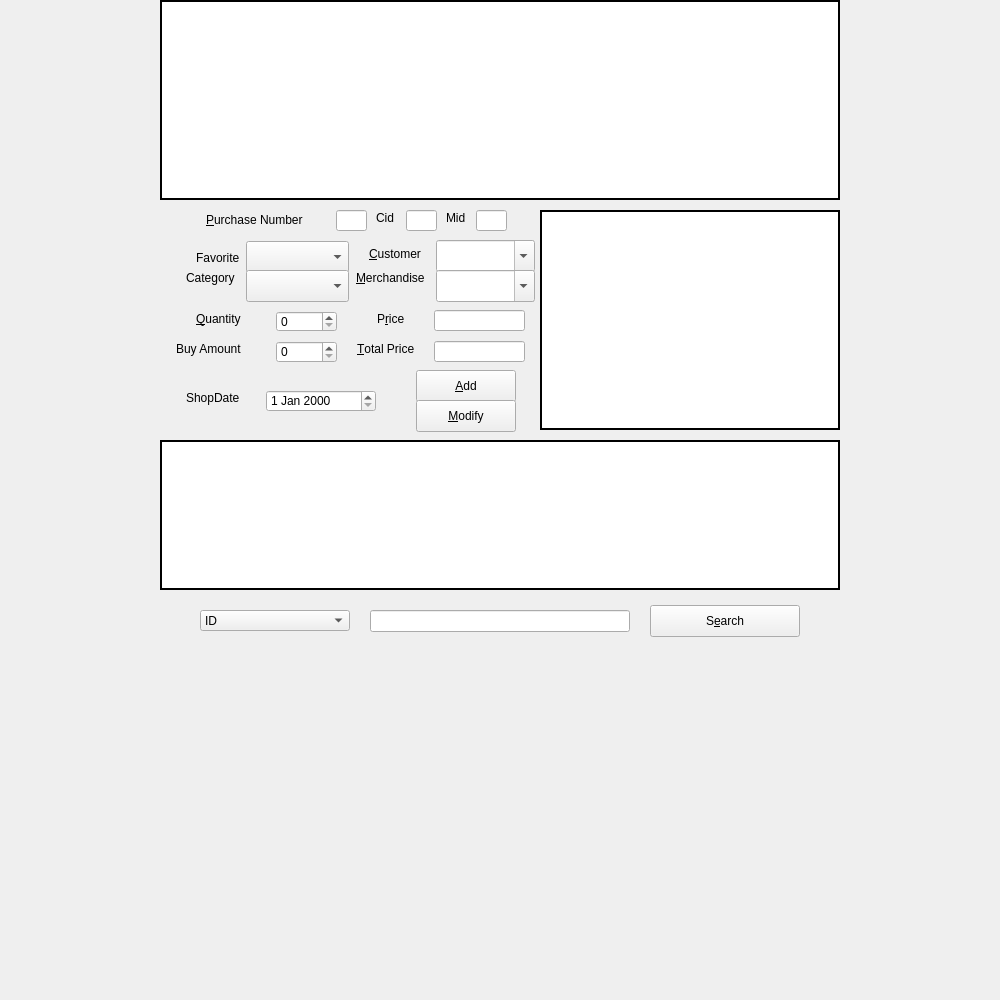
Qt form purchasemanage.ui (GlennPark/OliveHealthCare) before a commit.
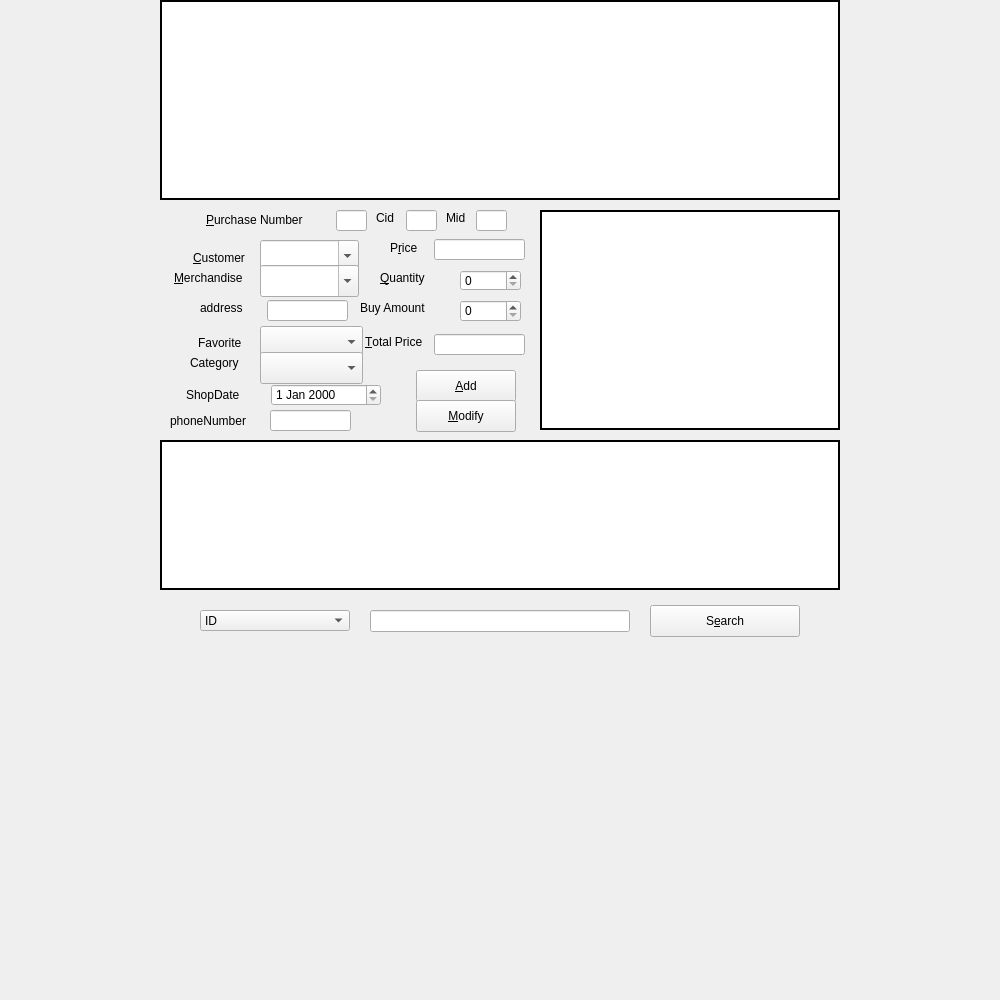
The same form after that commit. Icons and pictures are not drawn.

Diff of the .ui file:
```diff
--- a/purchasemanage.ui
+++ b/purchasemanage.ui
@@ -46,7 +46,7 @@
    <property name="geometry">
     <rect>
      <x>434</x>
-     <y>341</y>
+     <y>334</y>
      <width>91</width>
      <height>21</height>
     </rect>
@@ -55,8 +55,8 @@
   <widget class="QLabel" name="customerLabel">
    <property name="geometry">
     <rect>
-     <x>369</x>
-     <y>246</y>
+     <x>193</x>
+     <y>250</y>
      <width>61</width>
      <height>16</height>
     </rect>
@@ -84,8 +84,8 @@
   <widget class="QLabel" name="priceLabel">
    <property name="geometry">
     <rect>
-     <x>377</x>
-     <y>311</y>
+     <x>390</x>
+     <y>240</y>
      <width>41</width>
      <height>16</height>
     </rect>
@@ -100,8 +100,8 @@
   <widget class="QLabel" name="totalPriceLabel">
    <property name="geometry">
     <rect>
-     <x>357</x>
-     <y>341</y>
+     <x>365</x>
+     <y>334</y>
      <width>71</width>
      <height>16</height>
     </rect>
@@ -116,7 +116,7 @@
   <widget class="QComboBox" name="nameComboBox">
    <property name="geometry">
     <rect>
-     <x>436</x>
+     <x>260</x>
      <y>240</y>
      <width>99</width>
      <height>32</height>
@@ -129,8 +129,8 @@
   <widget class="QSpinBox" name="quantitySpinBox">
    <property name="geometry">
     <rect>
-     <x>276</x>
-     <y>311</y>
+     <x>460</x>
+     <y>270</y>
      <width>61</width>
      <height>21</height>
     </rect>
@@ -142,8 +142,8 @@
   <widget class="QLabel" name="quantityLabel">
    <property name="geometry">
     <rect>
-     <x>196</x>
-     <y>311</y>
+     <x>380</x>
+     <y>270</y>
      <width>61</width>
      <height>16</height>
     </rect>
@@ -174,8 +174,8 @@
   <widget class="QComboBox" name="mnameComboBox">
    <property name="geometry">
     <rect>
-     <x>436</x>
-     <y>270</y>
+     <x>260</x>
+     <y>265</y>
      <width>99</width>
      <height>32</height>
     </rect>
@@ -188,7 +188,7 @@
    <property name="geometry">
     <rect>
      <x>434</x>
-     <y>310</y>
+     <y>239</y>
      <width>91</width>
      <height>21</height>
     </rect>
@@ -210,7 +210,7 @@
   <widget class="QLabel" name="merchandiseLabel">
    <property name="geometry">
     <rect>
-     <x>356</x>
+     <x>174</x>
      <y>270</y>
      <width>81</width>
      <height>16</height>
@@ -309,8 +309,8 @@
   <widget class="QDateEdit" name="shopDateEdit">
    <property name="geometry">
     <rect>
-     <x>266</x>
-     <y>390</y>
+     <x>271</x>
+     <y>384</y>
      <width>110</width>
      <height>22</height>
     </rect>
@@ -320,7 +320,7 @@
    <property name="geometry">
     <rect>
      <x>186</x>
-     <y>390</y>
+     <y>387</y>
      <width>61</width>
      <height>16</height>
     </rect>
@@ -332,8 +332,8 @@
   <widget class="QLabel" name="buyAmountLineEdit">
    <property name="geometry">
     <rect>
-     <x>176</x>
-     <y>341</y>
+     <x>360</x>
+     <y>300</y>
      <width>81</width>
      <height>16</height>
     </rect>
@@ -345,8 +345,8 @@
   <widget class="QSpinBox" name="buyAmountSpinBox">
    <property name="geometry">
     <rect>
-     <x>276</x>
-     <y>341</y>
+     <x>460</x>
+     <y>300</y>
      <width>61</width>
      <height>22</height>
     </rect>
@@ -355,8 +355,8 @@
   <widget class="QComboBox" name="favoriteComboBox">
    <property name="geometry">
     <rect>
-     <x>246</x>
-     <y>241</y>
+     <x>260</x>
+     <y>326</y>
      <width>103</width>
      <height>32</height>
     </rect>
@@ -365,8 +365,8 @@
   <widget class="QComboBox" name="categoryComboBox">
    <property name="geometry">
     <rect>
-     <x>246</x>
-     <y>270</y>
+     <x>260</x>
+     <y>352</y>
      <width>103</width>
      <height>32</height>
     </rect>
@@ -375,8 +375,8 @@
   <widget class="QLabel" name="favoriteLabel">
    <property name="geometry">
     <rect>
-     <x>196</x>
-     <y>250</y>
+     <x>198</x>
+     <y>335</y>
      <width>58</width>
      <height>16</height>
     </rect>
@@ -388,8 +388,8 @@
   <widget class="QLabel" name="categoryLabel">
    <property name="geometry">
     <rect>
-     <x>186</x>
-     <y>270</y>
+     <x>190</x>
+     <y>355</y>
      <width>58</width>
      <height>16</height>
     </rect>
@@ -460,6 +460,52 @@
     <enum>QFrame::Plain</enum>
    </property>
   </widget>
+  <widget class="QLabel" name="phoneNumberLabel">
+   <property name="geometry">
+    <rect>
+     <x>170</x>
+     <y>413</y>
+     <width>91</width>
+     <height>16</height>
+    </rect>
+   </property>
+   <property name="text">
+    <string>phoneNumber</string>
+   </property>
+  </widget>
+  <widget class="QLineEdit" name="phoneNumberLineEdit">
+   <property name="geometry">
+    <rect>
+     <x>270</x>
+     <y>410</y>
+     <width>81</width>
+     <height>21</height>
+    </rect>
+   </property>
+  </widget>
+  <widget class="QLineEdit" name="addressLineEdit">
+   <property name="geometry">
+    <rect>
+     <x>267</x>
+     <y>300</y>
+     <width>81</width>
+     <height>21</height>
+    </rect>
+   </property>
+  </widget>
+  <widget class="QLabel" name="addressLabel">
+   <property name="geometry">
+    <rect>
+     <x>200</x>
+     <y>300</y>
+     <width>58</width>
+     <height>16</height>
+    </rect>
+   </property>
+   <property name="text">
+    <string>address</string>
+   </property>
+  </widget>
  </widget>
  <resources>
   <include location="resources.qrc"/>
```
Left out of the diff: 4 changed lines with no effect on the pictures.
